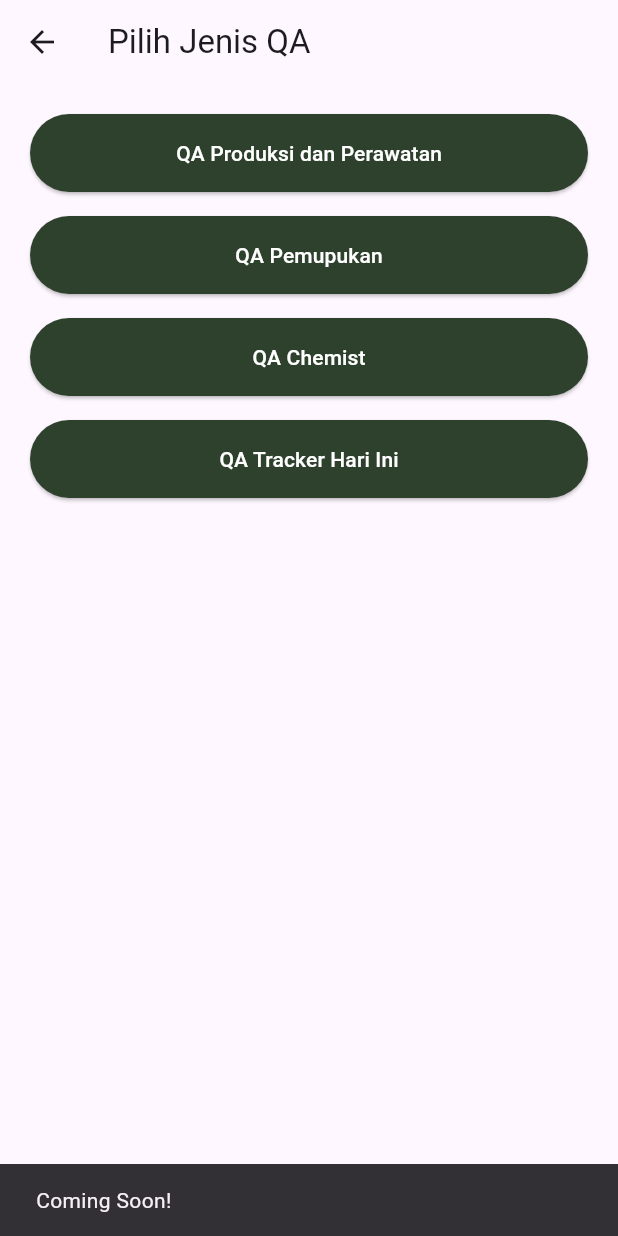
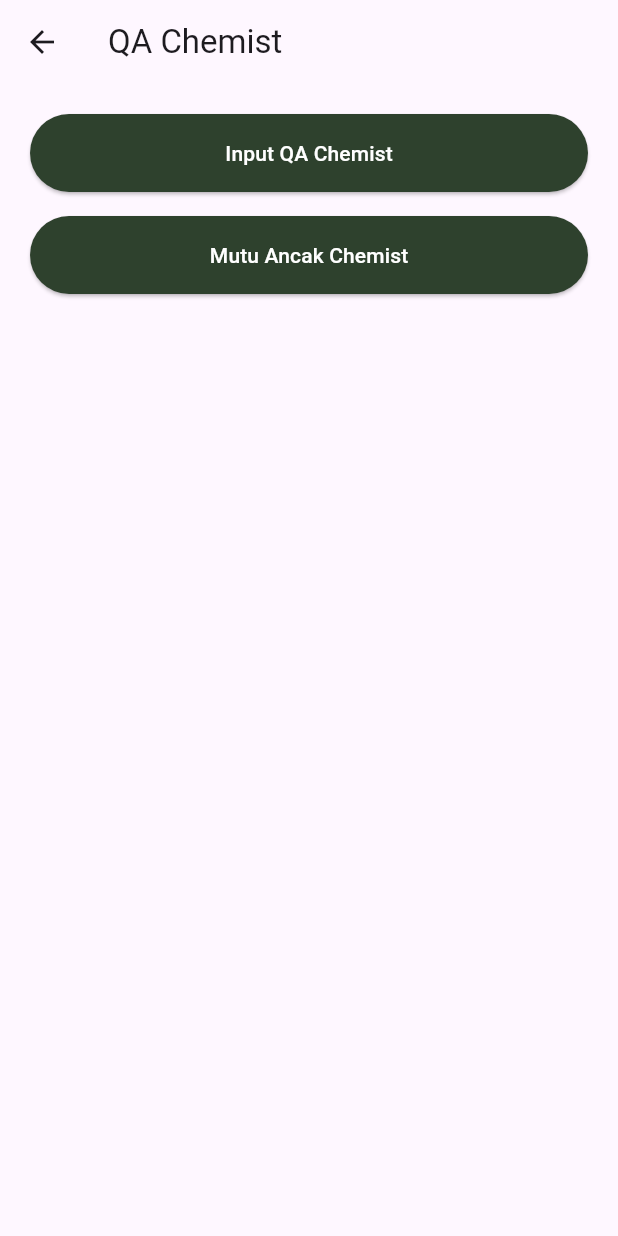
Before and after one commit to mutiaasabrina/QA-Mobile-AGRS, a Flutter app: the MenuPage screen opened directly, after a tap on "QA Chemist", on a phone screen of 412 x 824 dp. Run offline on Flutter 3.47's test engine with Material 3 defaults, Android fonts, the phone set to English and light mode, and no system bars; our stand-ins replace sqflite; missing offline and left inert: gsheets; accounts and stored records are empty; project files that could hold a hidden picture were left out.

Commit message:
Build QA Chemist

```diff
--- /dev/null
+++ b/lib/pages/input_qa_chemist_page.dart
@@ -0,0 +1,13 @@
+import 'package:flutter/material.dart';
+
+class InputQAChemistPage extends StatelessWidget {
+  const InputQAChemistPage({super.key});
+
+  @override
+  Widget build(BuildContext context) {
+    return Scaffold(
+      appBar: AppBar(title: const Text("Input QA Chemist")),
+      body: const Center(child: Text("Form Input QA Chemist di sini")),
+);
+}
+}
--- a/lib/pages/menu_page.dart
+++ b/lib/pages/menu_page.dart
@@ -3,6 +3,7 @@ import '../utils/constants.dart';
 import 'qa_produksi_perawatan.dart';
 import 'qa_tracker_page.dart';
 import 'qa_pemupukan_page.dart';
+import 'qa_chemist_menu_page.dart';
 
 class MenuPage extends StatelessWidget {
   const MenuPage({super.key});
@@ -46,7 +47,7 @@ class MenuPage extends StatelessWidget {
             ),
             child: const Text("QA Chemist"),
             onPressed: () {
-              ScaffoldMessenger.of(context).showSnackBar(const SnackBar(content: Text("Coming Soon!")));
+              Navigator.push(context, MaterialPageRoute(builder: (context) => const QAChemistMenuPage()));
             },
           ),
           const SizedBox(height: 16),
--- /dev/null
+++ b/lib/pages/mutu_ancak_chemist_page.dart
@@ -0,0 +1,13 @@
+import 'package:flutter/material.dart';
+
+class MutuAncakChemistPage extends StatelessWidget {
+  const MutuAncakChemistPage({super.key});
+
+  @override
+  Widget build(BuildContext context) {
+    return Scaffold(
+      appBar: AppBar(title: const Text("Mutu Ancak Chemist")),
+      body: const Center(child: Text("Form Mutu Ancak Chemist di sini")),
+);
+}
+}
--- /dev/null
+++ b/lib/pages/qa_chemist_menu_page.dart
@@ -0,0 +1,49 @@
+import 'package:flutter/material.dart';
+import 'package:qa_agronomy/pages/input_qa_chemist_page.dart';
+import 'package:qa_agronomy/pages/mutu_ancak_chemist_page.dart';
+import 'package:qa_agronomy/utils/constants.dart';
+
+class QAChemistMenuPage extends StatelessWidget {
+  const QAChemistMenuPage({super.key});
+
+  @override
+  Widget build(BuildContext context) {
+    return Scaffold(
+      appBar: AppBar(title: const Text("QA Chemist")),
+      body: ListView(
+        padding: const EdgeInsets.all(20),
+        children: [
+          ElevatedButton(
+            style: ElevatedButton.styleFrom(
+              backgroundColor: primaryColor,
+              foregroundColor: Colors.white,
+              padding: const EdgeInsets.all(16),
+            ),
+            onPressed: () {
+              Navigator.push(
+                context,
+                MaterialPageRoute(builder: (_) => const InputQAChemistPage()),
+              );
+            },
+            child: const Text("Input QA Chemist"),
+          ),
+          const SizedBox(height: 16),
+          ElevatedButton(
+            style: ElevatedButton.styleFrom(
+              backgroundColor: primaryColor,
+              foregroundColor: Colors.white,
+              padding: const EdgeInsets.all(16),
+            ),
+            onPressed: () {
+              Navigator.push(
+                context,
+                MaterialPageRoute(builder: (_) => const MutuAncakChemistPage()),
+              );
+            },
+            child: const Text("Mutu Ancak Chemist"),
+          ),
+        ],
+      ),
+    );
+  }
+}
```
Also changed, not shown: lib/pages/qa_pemupukan_page.dart (+19 -5 lines).
